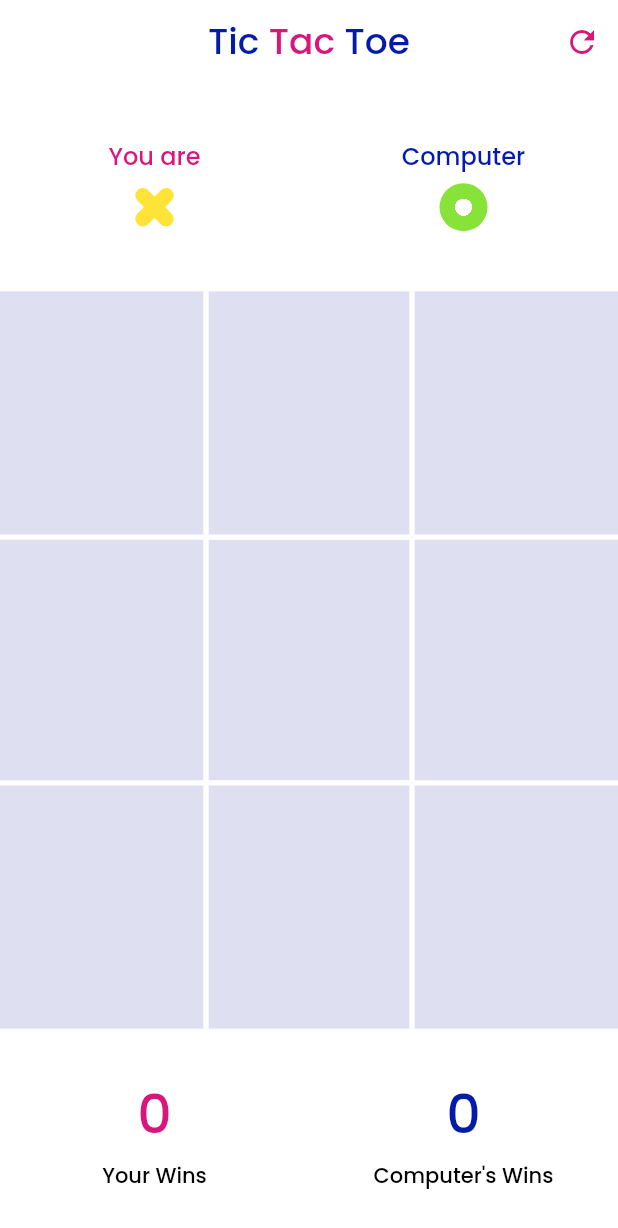
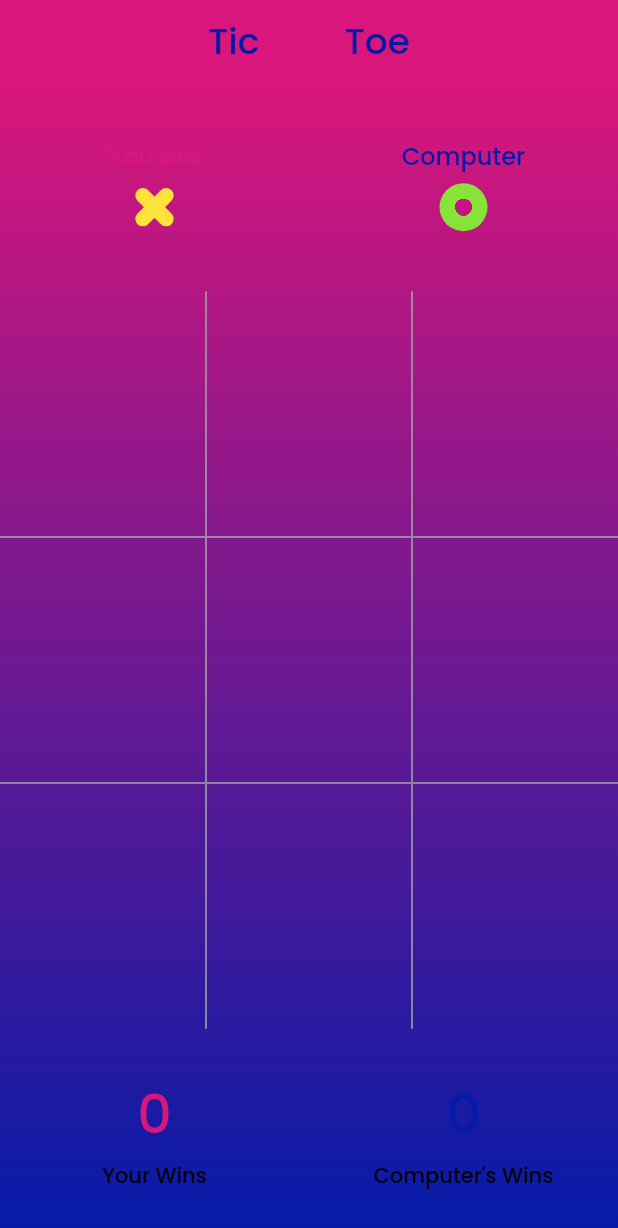
Before and after one commit to KashifImam/TicTacToe, a Flutter app: the GamePage screen opened directly, on a phone screen of 412 x 824 dp. Shown: the top 1228 px of the screen. Run offline on Flutter 3.47's test engine with Material 2 defaults, Android fonts, the phone set to English and light mode, and no system bars; our stand-ins replace flutter_neumorphic.

Commit message:
Added neu

```diff
--- a/lib/theme/theme.dart
+++ b/lib/theme/theme.dart
@@ -2,9 +2,9 @@ import 'dart:ui';
 
 class MyTheme {
   static Color orange = Color(0xffffe338);
-  static Color yellow = Color(0xffffe338);
+  static const Color yellow = Color(0xffffe338);
   static Color red = Color(0xfff54d63);
-  static Color green = Color(0xff88e339);
+  static const Color green = Color(0xff88e339);
 
   static Color lightBlueBack = Color(0xffdedff1);
 
--- a/lib/ui/field.dart
+++ b/lib/ui/field.dart
@@ -1,4 +1,5 @@
 import 'package:flutter/material.dart';
+import 'package:flutter_neumorphic/flutter_neumorphic.dart';
 
 import '../custom/symbolo.dart';
 import '../custom/symbolx.dart';
@@ -14,8 +15,8 @@ class Field extends StatelessWidget {
   Field({required this.idx, required this.onTap, required this.playerSymbol});
 
   final BorderSide _borderSide =  BorderSide(
-      color: MyTheme.kTextWhiteColor,
-      width: 1.8,
+      color: MyTheme.kTextGreyColor,
+      width: 0.5,
       style: BorderStyle.solid
   );
 
@@ -74,29 +75,55 @@ class Field extends StatelessWidget {
 
   Widget getSymbolBackground (String selection){
     if (selection == "X"){
-      return
-        Container(
-          margin: const EdgeInsets.all(0.0),
-          decoration: BoxDecoration(
-            // border: _determineBorder(),
-            color: MyTheme.pink,
 
+      return Container(
+        decoration: BoxDecoration(
+          border: _determineBorder(),
+        ),
+        child: Neumorphic(
+
+          style: const NeumorphicStyle(
+              color: MyTheme.pink,
+              lightSource: LightSource.left,
+              depth: 3,
+              shadowDarkColor: MyTheme.yellow,
+              shadowLightColor: MyTheme.yellow,
+              border: NeumorphicBorder(
+                color: MyTheme.yellow,
+                width: 0.4,
+              )
           ),
+          margin: const EdgeInsets.all(6.0),
+
           child: Center(
             child: getSymbol(playerSymbol),
           ),
-        );
+        ),
+      );
 
     }else if (selection == "O"){
       return Container(
-
-        margin: const EdgeInsets.all(0.0),
         decoration: BoxDecoration(
           border: _determineBorder(),
-          color: MyTheme.blue,
         ),
-        child: Center(
-          child: getSymbol(playerSymbol),
+        child: Neumorphic(
+
+          style: const NeumorphicStyle(
+              color: MyTheme.blue,
+              lightSource: LightSource.left,
+              depth: 3,
+              shadowDarkColor: MyTheme.green,
+              shadowLightColor: MyTheme.green,
+              border: NeumorphicBorder(
+                color: MyTheme.green,
+                width: 0.6,
+              )
+          ),
+          margin: const EdgeInsets.all(6.0),
+
+          child: Center(
+            child: getSymbol(playerSymbol),
+          ),
         ),
       );
     }
@@ -106,6 +133,7 @@ class Field extends StatelessWidget {
         margin: const EdgeInsets.all(0.0),
         decoration: BoxDecoration(
           border: _determineBorder(),
+
         ),
         child: Center(
           child: getSymbol(playerSymbol),
--- a/lib/ui/game_page.dart
+++ b/lib/ui/game_page.dart
@@ -113,10 +113,11 @@ class GamePageState extends State<GamePage> {
     return Scaffold(
       backgroundColor: MyTheme.bgColor,
       appBar: AppBar(
+
         centerTitle: true,
         elevation: 0,
         actions: [
-          IconButton(icon: Icon(Icons.refresh,
+          IconButton(icon: const Icon(Icons.refresh,
           color: MyTheme.pink,), onPressed: () {
             yourWins = 0;
             comWins = 0;
@@ -126,7 +127,7 @@ class GamePageState extends State<GamePage> {
 
           }),
         ],
-        backgroundColor: MyTheme.bgColor,
+        backgroundColor: MyTheme.pink,
         title: RichText(
           textAlign: TextAlign.start,
           text: const TextSpan(
@@ -160,7 +161,16 @@ class GamePageState extends State<GamePage> {
           ),
         ),
       ),
-      body: Column(
+      body: Container(
+        decoration: const BoxDecoration(
+          gradient: LinearGradient(
+            colors: [MyTheme.gredColor2, MyTheme.gredColor1],
+            begin: Alignment.topCenter,
+            end: Alignment.bottomCenter,
+
+          ),
+        ),
+        child: Column(
           mainAxisAlignment: MainAxisAlignment.spaceEvenly,
           crossAxisAlignment: CrossAxisAlignment.center,
           mainAxisSize: MainAxisSize.max,
@@ -217,7 +227,8 @@ class GamePageState extends State<GamePage> {
             ),
 
             Container(
-            color: MyTheme.lightBlueBack,
+              // color: MyTheme.lightBlueBack,
+              // color: MyTheme.lightBlueBack,
               height: height * 0.64,
               child: GridView.count(
                 shrinkWrap: true,
@@ -305,6 +316,7 @@ class GamePageState extends State<GamePage> {
 
           ],
         ),
+      ),
     );
   }
 }
--- a/pubspec.yaml
+++ b/pubspec.yaml
@@ -37,6 +37,7 @@ dependencies:
   # The following adds the Cupertino Icons font to your application.
   # Use with the CupertinoIcons class for iOS style icons.
   cupertino_icons: ^1.0.2
+  flutter_neumorphic: ^3.2.0
 
 
 dev_dependencies:
```
Also changed, not shown: pubspec.lock. Lines whose indentation alone changed are shown as unchanged.
